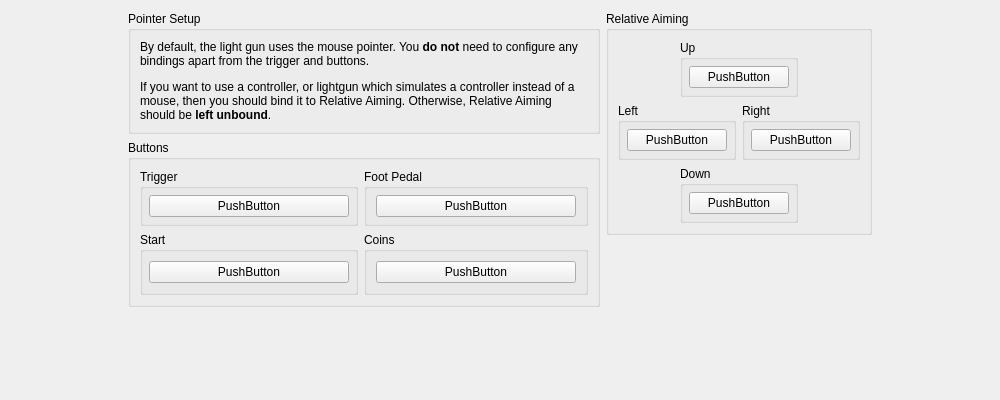
Before: the Qt Designer form pcsx2-qt/Settings/USBBindingWidget_GunCon2.ui in beudbeud/pcsx2x6, drawn with Qt 5.
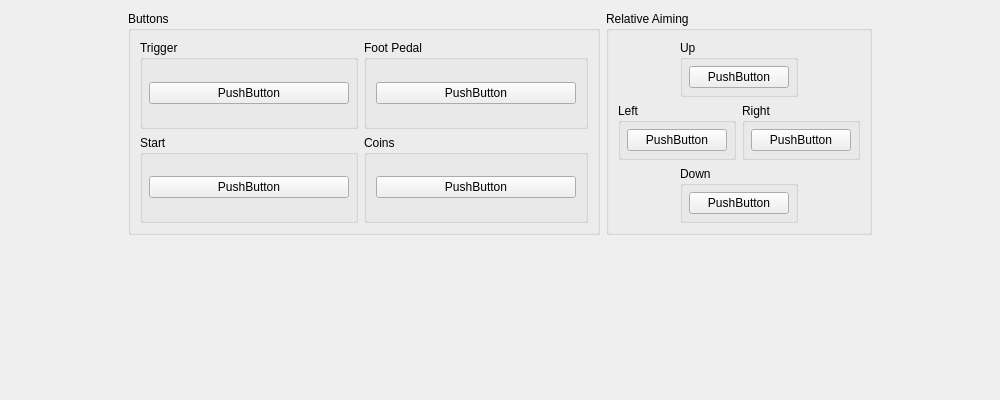
After: the same form once the commit is applied. Custom widgets are drawn as their Qt base class.

Commit message: add Sinden lightgun border overlay for gun games

The edit to the form file:
```diff
--- a/pcsx2-qt/Settings/USBBindingWidget_GunCon2.ui
+++ b/pcsx2-qt/Settings/USBBindingWidget_GunCon2.ui
@@ -36,31 +36,7 @@
      </property>
     </spacer>
    </item>
-   <item row="0" column="1">
-    <widget class="QGroupBox" name="groupBox_15">
-     <property name="title">
-      <string>Pointer Setup</string>
-     </property>
-     <layout class="QVBoxLayout" name="verticalLayout">
-      <item>
-       <widget class="QLabel" name="label_2">
-        <property name="text">
-         <string>&lt;p&gt;By default, the light gun uses the mouse pointer. You &lt;strong&gt;do not&lt;/strong&gt; need to configure any bindings apart from the trigger and buttons.&lt;/p&gt;
-
-&lt;p&gt;If you want to use a controller, or lightgun which simulates a controller instead of a mouse, then you should bind it to Relative Aiming. Otherwise, Relative Aiming should be &lt;strong&gt;left unbound&lt;/strong&gt;.&lt;/p&gt;</string>
-        </property>
-        <property name="alignment">
-         <set>Qt::AlignmentFlag::AlignLeading|Qt::AlignmentFlag::AlignLeft|Qt::AlignmentFlag::AlignTop</set>
-        </property>
-        <property name="wordWrap">
-         <bool>true</bool>
-        </property>
-       </widget>
-      </item>
-     </layout>
-    </widget>
-   </item>
-   <item row="0" column="2" rowspan="2">
+   <item row="0" column="2">
     <widget class="QGroupBox" name="groupBox_10">
      <property name="title">
       <string extracomment="Try to use Sony's official terminology for this. A good place to start would be in the console or the DualShock 2's manual. If this element was officially translated to your language by Sony in later DualShocks, you may use that term.">Relative Aiming</string>
@@ -149,7 +125,7 @@
      </layout>
     </widget>
    </item>
-   <item row="1" column="1" rowspan="2">
+   <item row="0" column="1">
     <widget class="QGroupBox" name="groupBox_16">
      <property name="title">
       <string>Buttons</string>
```
Left out of the diff: 6 changed lines with no effect on the pictures. The commit also changes 6 other files.
